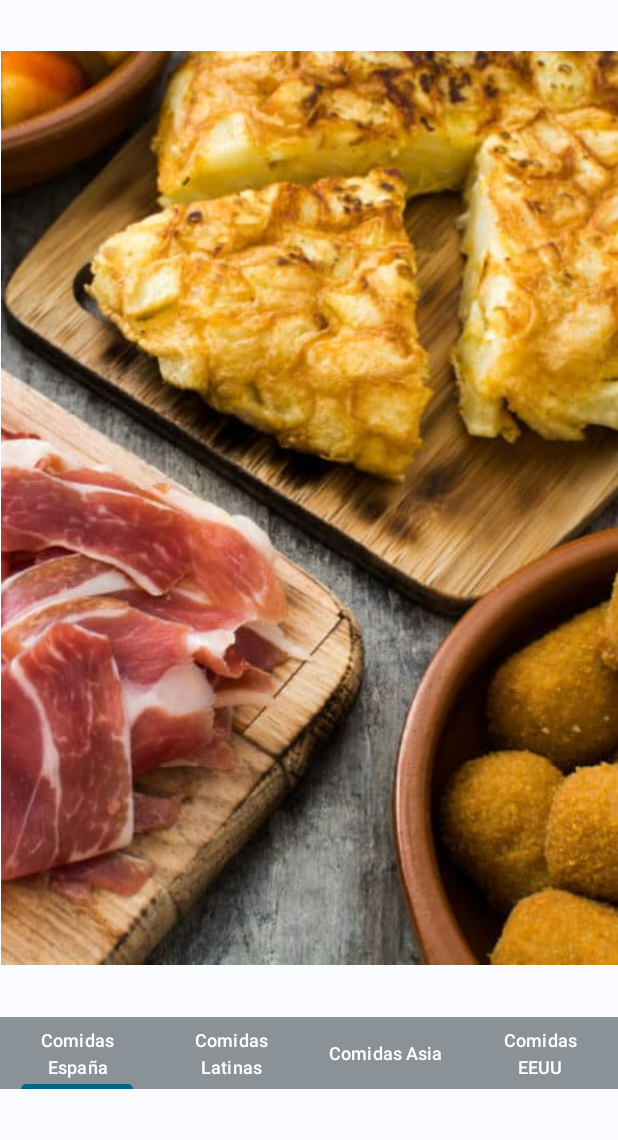
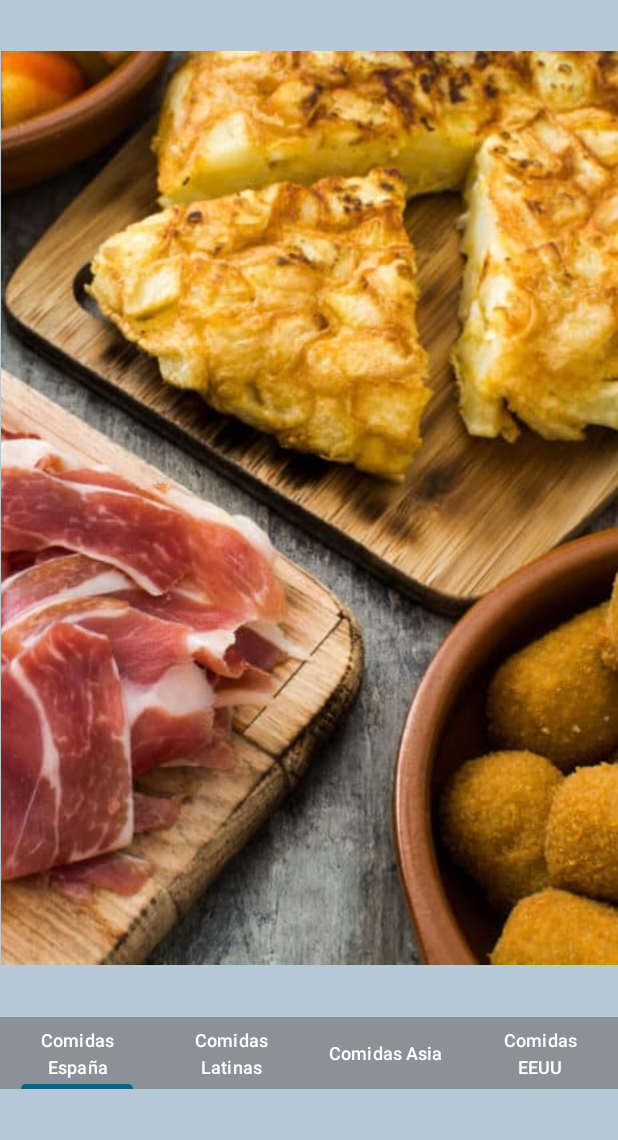
Before and after one commit to mikGomez/Kotlin_Geoguessr, an Android app: the GameSelector screen opened directly, with no data from a screen before it, on a phone screen of 412 x 824 dp, the part 96-1236 px from its top. Run offline under Robolectric (Android 15) with nearby library versions, the phone set to English and light mode, and no system bars.

Commit message:
fondo color

```diff
--- a/app/src/main/res/layout/activity_gameselector.xml
+++ b/app/src/main/res/layout/activity_gameselector.xml
@@ -4,6 +4,7 @@
     xmlns:tools="http://schemas.android.com/tools"
     android:layout_width="match_parent"
     android:layout_height="match_parent"
+    android:background="@color/md_theme_dark_secondary"
     tools:context=".GameSelector">
 
     <com.google.android.material.appbar.MaterialToolbar
```
